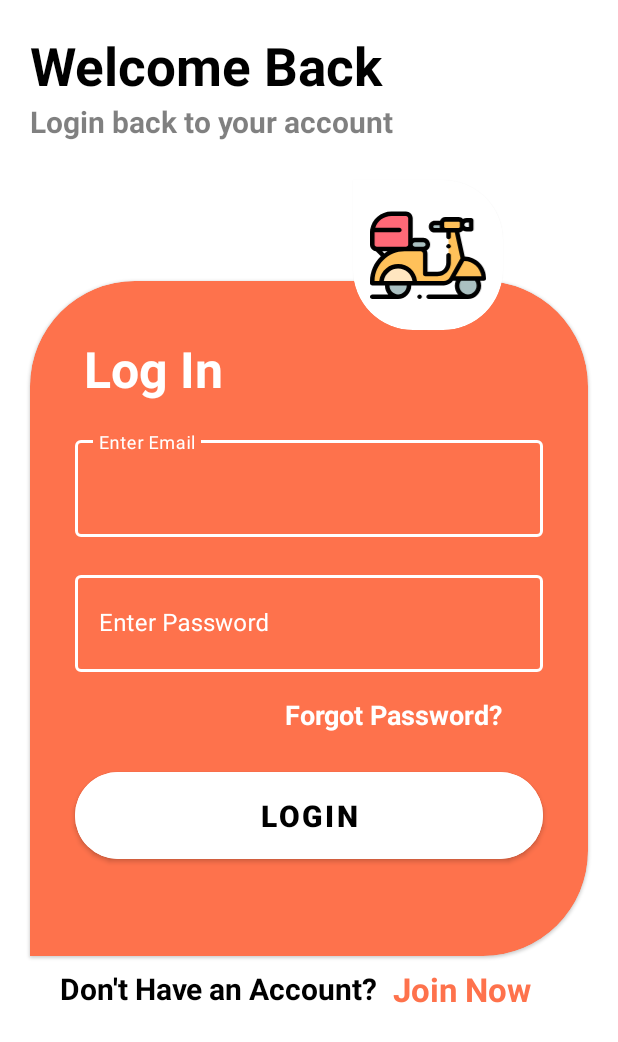
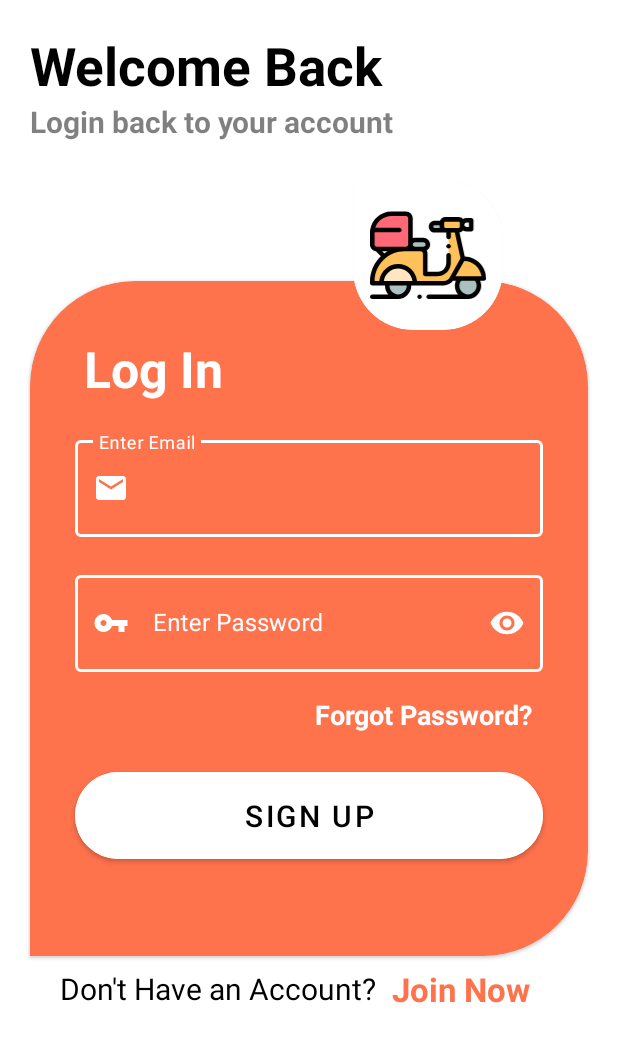
Before and after one commit to introidx/Quality-food, an Android app: the screen it shows after launch (AuthActivity), on a phone screen of 412 x 824 dp. Shown: the top 1042 px of the screen. Run offline under Robolectric (Android 15) with nearby library versions, the phone set to English and light mode, and no system bars; our stand-ins replace Firebase (no records; nobody signed in at launch, a user with empty details on screens opened directly).

Commit message:
<Stable> UI Improvement

```diff
--- /dev/null
+++ b/app/src/main/res/drawable/ic_email.xml
@@ -0,0 +1,10 @@
+<vector xmlns:android="http://schemas.android.com/apk/res/android"
+    android:width="24dp"
+    android:height="24dp"
+    android:viewportWidth="24"
+    android:viewportHeight="24"
+    android:tint="?attr/colorControlNormal">
+  <path
+      android:fillColor="@android:color/white"
+      android:pathData="M20,4L4,4c-1.1,0 -1.99,0.9 -1.99,2L2,18c0,1.1 0.9,2 2,2h16c1.1,0 2,-0.9 2,-2L22,6c0,-1.1 -0.9,-2 -2,-2zM20,8l-8,5 -8,-5L4,6l8,5 8,-5v2z"/>
+</vector>
--- /dev/null
+++ b/app/src/main/res/drawable/ic_password.xml
@@ -0,0 +1,10 @@
+<vector xmlns:android="http://schemas.android.com/apk/res/android"
+    android:width="24dp"
+    android:height="24dp"
+    android:viewportWidth="24"
+    android:viewportHeight="24"
+    android:tint="?attr/colorControlNormal">
+  <path
+      android:fillColor="@android:color/white"
+      android:pathData="M12.65,10C11.83,7.67 9.61,6 7,6c-3.31,0 -6,2.69 -6,6s2.69,6 6,6c2.61,0 4.83,-1.67 5.65,-4H17v4h4v-4h2v-4H12.65zM7,14c-1.1,0 -2,-0.9 -2,-2s0.9,-2 2,-2 2,0.9 2,2 -0.9,2 -2,2z"/>
+</vector>
--- a/app/src/main/res/layout/fragment_home.xml
+++ b/app/src/main/res/layout/fragment_home.xml
@@ -29,8 +29,8 @@
                 android:layout_height="wrap_content"
                 android:layout_marginTop="@dimen/dimen_10dp"
                 android:fontFamily="@font/poppins"
-                android:text="Quality Food"
-                android:textColor="@color/myYBlack"
+                android:text="@string/app_name"
+                android:textColor="@color/myOrange"
                 android:textSize="25sp"
                 android:textStyle="bold"
                 app:layout_constraintLeft_toLeftOf="parent"
--- a/app/src/main/res/layout/fragment_sign_in.xml
+++ b/app/src/main/res/layout/fragment_sign_in.xml
@@ -4,6 +4,7 @@
     xmlns:tools="http://schemas.android.com/tools"
     android:layout_width="match_parent"
     android:layout_height="match_parent"
+    android:background="@color/white"
     tools:context=".ui.auth.signin.SignInFragment">
 
     <TextView
@@ -69,13 +70,15 @@
                 android:layout_marginTop="20dp"
                 android:layout_marginEnd="10dp"
                 android:hint="Enter Email"
-                android:textColorHint="#fff">
+                android:textColorHint="#fff"
+                app:startIconDrawable="@drawable/ic_email"
+                app:startIconTint="@color/white">
 
                 <com.google.android.material.textfield.TextInputEditText
                     android:id="@+id/et_email"
                     android:layout_width="match_parent"
+                    android:layout_height="match_parent"
                     android:inputType="textEmailAddress"
-                    android:layout_height="match_parent"
                     android:minWidth="350dp"
                     android:textColor="#fff"
                     android:textColorHint="#fff" />
@@ -91,9 +94,12 @@
                 android:layout_marginTop="20dp"
                 android:layout_marginEnd="10dp"
                 android:layout_marginBottom="16dp"
-
                 android:hint="Enter Password"
-                android:textColorHint="#fff">
+                android:textColorHint="#fff"
+                app:passwordToggleEnabled="true"
+                app:passwordToggleTint="@color/white"
+                app:startIconDrawable="@drawable/ic_password"
+                app:startIconTint="@color/white">
 
                 <com.google.android.material.textfield.TextInputEditText
                     android:id="@+id/et_password"
@@ -108,7 +114,7 @@
             <TextView
                 android:layout_width="wrap_content"
                 android:layout_height="wrap_content"
-                android:layout_marginStart="150dp"
+                android:layout_marginStart="170dp"
                 android:text="Forgot Password?"
                 android:textColor="#fff"
                 android:textSize="18sp"
@@ -116,19 +122,44 @@
 
                 />
 
+            <androidx.constraintlayout.widget.ConstraintLayout
+                android:layout_width="match_parent"
+                android:layout_height="wrap_content">
+
                 <com.google.android.material.button.MaterialButton
+                    android:id="@+id/btn_login"
                     android:layout_width="match_parent"
-                android:id="@+id/btn_login"
                     android:layout_height="70dp"
                     android:layout_marginStart="10dp"
                     android:layout_marginTop="20dp"
                     android:layout_marginEnd="10dp"
                     android:backgroundTint="#fff"
-                android:text="Login"
+                    android:text="Sign Up"
                     android:textColor="#000"
                     android:textSize="20dp"
-                android:textStyle="bold"
-                app:cornerRadius="40dp" />
+                    android:textStyle="normal"
+                    app:cornerRadius="40dp"
+                    app:layout_constraintLeft_toLeftOf="parent"
+                    app:layout_constraintRight_toRightOf="parent"
+                    app:layout_constraintTop_toTopOf="parent" />
+
+                <ProgressBar
+                    android:id="@+id/progressBar"
+                    android:layout_width="@dimen/dimen_70dp"
+                    android:layout_height="@dimen/dimen_70dp"
+                    android:layout_marginTop="20dp"
+                    android:indeterminate="true"
+                    android:indeterminateTint="@color/myOrange"
+                    android:indeterminateTintMode="src_atop"
+                    android:visibility="gone"
+                    app:layout_constraintLeft_toLeftOf="parent"
+                    app:layout_constraintRight_toRightOf="parent"
+                    app:layout_constraintTop_toTopOf="parent"
+
+                    />
+
+
+            </androidx.constraintlayout.widget.ConstraintLayout>
 
 
         </LinearLayout>
@@ -163,7 +194,7 @@
         android:text="Don't Have an Account?"
         android:textColor="#000"
         android:textSize="20sp"
-        android:textStyle="bold"
+        android:textStyle="normal"
         app:layout_constraintLeft_toLeftOf="@id/card1"
         app:layout_constraintTop_toBottomOf="@id/card1"
 
--- a/app/src/main/res/values/strings.xml
+++ b/app/src/main/res/values/strings.xml
@@ -1,5 +1,5 @@
 <resources>
-    <string name="app_name">Zomato Ka Baap</string>
+    <string name="app_name">Quality Foods</string>
     <!-- TODO: Remove or change this placeholder text -->
     <string name="hello_blank_fragment">Hello blank fragment</string>
     <string name="checkout_page">Checkout Page</string>
```
Also changed, not shown: app/src/main/java/com/introid/introid_food_app/ui/services/Services.kt (added, +60 -0 lines), app/src/main/res/drawable/ic_person.xml (added, +10 -0 lines), app/src/main/res/drawable/ic_phone.xml (added, +10 -0 lines), app/src/main/res/drawable/upi_color.xml (added, +93 -0 lines), app/src/main/res/layout/cart_item_new_design.xml (+9 -9 lines), app/src/main/res/layout/fragment_checkout_page.xml (+27 -35 lines), app/src/main/res/layout/fragment_product_detail.xml (+17 -19 lines), app/src/main/res/layout/fragment_services.xml (added, +14 -0 lines), app/src/main/res/layout/fragment_signup.xml (+41 -7 lines), app/src/main/res/layout/item_ingredients.xml (+6 -6 lines), app/src/main/res/layout/our_services_items.xml (+14 -14 lines), app/src/main/res/layout/recommended_items_new.xml (+42 -47 lines). Lines whose indentation alone changed are shown as unchanged.
